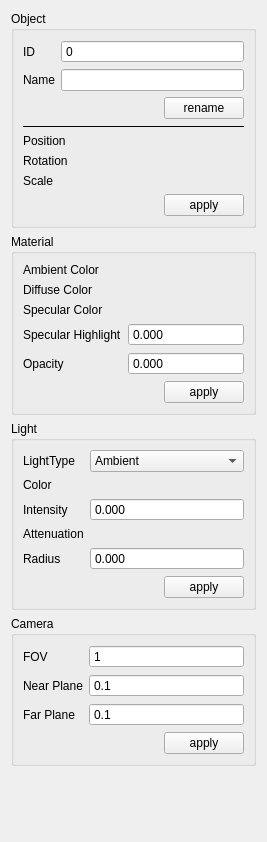
The window that Gui/src/Frames/InspectorFrame/InspectorWidget/InspectorWidget.ui (RullDeef/cw-1) describes before a commit, drawn with Qt 5.
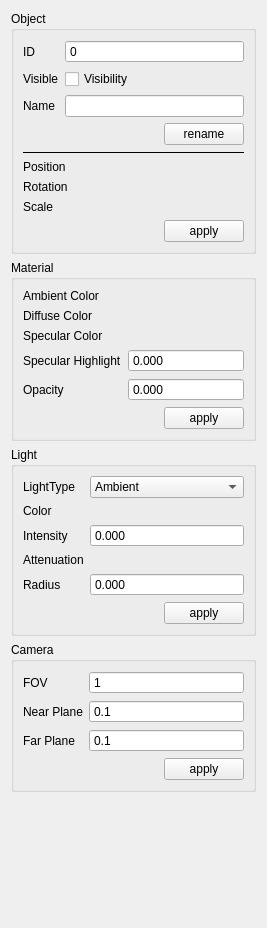
The same window after the commit. Custom widgets are drawn as their Qt base class.

Commit message: fix visibility checkbox

The edit to the form file:
```diff
--- a/Gui/src/Frames/InspectorFrame/InspectorWidget/InspectorWidget.ui
+++ b/Gui/src/Frames/InspectorFrame/InspectorWidget/InspectorWidget.ui
@@ -7,7 +7,7 @@
     <x>0</x>
     <y>0</y>
     <width>267</width>
-    <height>842</height>
+    <height>928</height>
    </rect>
   </property>
   <property name="windowTitle">
@@ -52,6 +52,26 @@
          </widget>
         </item>
         <item row="1" column="0">
+         <widget class="QLabel" name="label_6">
+          <property name="text">
+           <string>Visible</string>
+          </property>
+         </widget>
+        </item>
+        <item row="1" column="1">
+         <widget class="QCheckBox" name="visibilityCheckBox">
+          <property name="autoFillBackground">
+           <bool>false</bool>
+          </property>
+          <property name="text">
+           <string>Visibility</string>
+          </property>
+          <property name="tristate">
+           <bool>false</bool>
+          </property>
+         </widget>
+        </item>
+        <item row="2" column="0">
          <widget class="QLabel" name="label">
           <property name="text">
            <string>Name</string>
@@ -59,6 +79,9 @@
          </widget>
         </item>
         <item row="2" column="1">
+         <widget class="QLineEdit" name="nameTextEdit"/>
+        </item>
+        <item row="3" column="1">
          <layout class="QHBoxLayout" name="horizontalLayout_9">
           <item>
            <spacer name="horizontalSpacer_5">
@@ -82,9 +105,6 @@
           </item>
          </layout>
         </item>
-        <item row="1" column="1">
-         <widget class="QLineEdit" name="nameTextEdit"/>
-        </item>
        </layout>
       </item>
       <item>
```
The commit also changes 22 other files.
